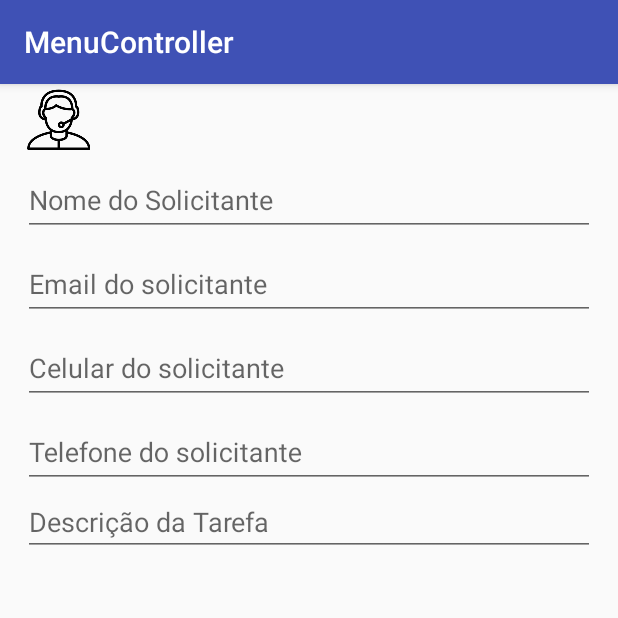
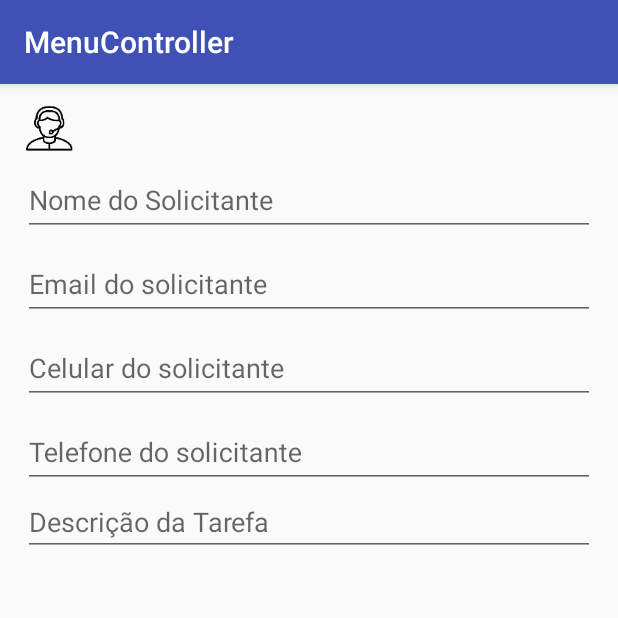
Before and after one commit to evertonteotonio/OrderOfService, an Android app: the screen it shows after launch once a user with an empty profile is signed in (MenuController before the commit, MenuActivity after it), item 2 of the bottom bar chosen, on a phone screen of 412 x 824 dp, the top half of it. Run offline under Robolectric (Android 15) with nearby library versions, the phone set to English and light mode, and no system bars; our stand-ins replace Firebase (no records; nobody signed in at launch, a user with empty details on screens opened directly); 2 statements that could not run were skipped.

Commit message:
Aj nomeclatura

```diff
--- a/app/src/main/AndroidManifest.xml
+++ b/app/src/main/AndroidManifest.xml
@@ -6,7 +6,7 @@
     <uses-permission android:name="android.permission.GET_ACCOUNTS" />
     <uses-permission android:name="android.permission.READ_PROFILE" />
     <uses-permission android:name="android.permission.READ_CONTACTS" />
-    <uses-permission android:name="android.permission.INTERNET"/>
+    <uses-permission android:name="android.permission.INTERNET" />
 
     <application
         android:allowBackup="true"
@@ -23,12 +23,12 @@
             </intent-filter>
         </activity>
         <activity
-            android:name=".controller.LoginController"
+            android:name=".controller.LoginActivity"
             android:label="@string/title_activity_login" />
         <activity
-            android:name=".controller.MenuController"
+            android:name=".controller.MenuActivity"
             android:label="@string/title_activity_menu_controller" />
-        <activity android:name=".controller.AboutController"></activity>
+        <activity android:name=".controller.AboutActivity" />
     </application>
 
 </manifest>
--- a/app/src/main/java/evertonteotonio/com/br/orderofservice/MainActivity.kt
+++ b/app/src/main/java/evertonteotonio/com/br/orderofservice/MainActivity.kt
@@ -9,8 +9,8 @@ import android.view.animation.AnimationUtils
 import android.widget.ImageView
 import com.google.firebase.auth.FirebaseAuth
 import com.google.firebase.auth.FirebaseUser
-import evertonteotonio.com.br.orderofservice.controller.LoginController
-import evertonteotonio.com.br.orderofservice.controller.MenuController
+import evertonteotonio.com.br.orderofservice.controller.LoginActivity
+import evertonteotonio.com.br.orderofservice.controller.MenuActivity
 
 class MainActivity : AppCompatActivity() {
 
@@ -39,7 +39,7 @@ class MainActivity : AppCompatActivity() {
 
 
         if (currentUser != null) {
-            val intent = Intent(this@MainActivity, MenuController::class.java)
+            val intent = Intent(this@MainActivity, MenuActivity::class.java)
             startActivity(intent)
             this@MainActivity.finish()
         }
@@ -57,7 +57,7 @@ class MainActivity : AppCompatActivity() {
 
         Handler().postDelayed(Runnable {
             // Após o tempo definido irá executar a próxima tela
-            val intent = Intent(this@MainActivity, LoginController::class.java)
+            val intent = Intent(this@MainActivity, LoginActivity::class.java)
             intent.setFlags(Intent.FLAG_ACTIVITY_NO_ANIMATION)
             startActivity(intent)
             this@MainActivity.finish()
--- a/app/src/main/java/evertonteotonio/com/br/orderofservice/controller/AboutController.kt
+++ b/app/src/main/java/evertonteotonio/com/br/orderofservice/controller/AboutActivity.kt
@@ -4,7 +4,7 @@ import android.support.v7.app.AppCompatActivity
 import android.os.Bundle
 import evertonteotonio.com.br.orderofservice.R
 
-class AboutController : AppCompatActivity() {
+class AboutActivity : AppCompatActivity() {
 
     override fun onCreate(savedInstanceState: Bundle?) {
         super.onCreate(savedInstanceState)
--- a/app/src/main/java/evertonteotonio/com/br/orderofservice/controller/LoginController.kt
+++ b/app/src/main/java/evertonteotonio/com/br/orderofservice/controller/LoginActivity.kt
@@ -22,7 +22,6 @@ import android.widget.ArrayAdapter
 import android.widget.TextView
 
 import android.Manifest.permission.READ_CONTACTS
-import android.content.Context
 import android.content.Intent
 import android.widget.Toast
 import com.google.android.gms.tasks.OnCompleteListener
@@ -30,18 +29,15 @@ import com.google.firebase.auth.AuthResult
 import com.google.firebase.auth.FirebaseAuth
 import com.google.firebase.auth.FirebaseUser
 import evertonteotonio.com.br.orderofservice.R
-import evertonteotonio.com.br.orderofservice.database.helper.database
-import evertonteotonio.com.br.orderofservice.model.User
 import evertonteotonio.com.br.orderofservice.repository.UserRepository
 
 import kotlinx.android.synthetic.main.activity_login.*
-import org.jetbrains.anko.db.*
 import java.util.*
 
 /**
  * Uma tela de login que oferece login via email/password.
  */
-class LoginController : AppCompatActivity(), LoaderCallbacks<Cursor> {
+class LoginActivity : AppCompatActivity(), LoaderCallbacks<Cursor> {
     /**
      * Mantenha o controle da tarefa de login para garantir que possamos cancelá-la se solicitado.
      */
@@ -60,7 +56,7 @@ class LoginController : AppCompatActivity(), LoaderCallbacks<Cursor> {
         authOrderServiceFirebase.signInWithEmailAndPassword(email, password).addOnCompleteListener(this, OnCompleteListener<AuthResult> { task ->
 
             if(task.isSuccessful){
-                var intent = Intent(this, LoginController::class.java)
+                var intent = Intent(this, LoginActivity::class.java)
                 intent.putExtra("id", authOrderServiceFirebase.currentUser?.email)
                 startActivity(intent)
                 //Toast.makeText(this, "sucesso na autenticação", Toast.LENGTH_SHORT).show()
@@ -112,9 +108,9 @@ class LoginController : AppCompatActivity(), LoaderCallbacks<Cursor> {
         // Verifique se o usuário está conectado (não nulo) e atualize a UI de acordo.
         //var currentUser: FirebaseUser? = authOrderServiceFirebase?.getCurrentUser()
         if (currentUser != null) {
-            val intent = Intent(this@LoginController, MenuController::class.java)
+            val intent = Intent(this@LoginActivity, MenuActivity::class.java)
             startActivity(intent)
-            this@LoginController.finish()
+            this@LoginActivity.finish()
         }
     }
 
@@ -246,9 +242,9 @@ class LoginController : AppCompatActivity(), LoaderCallbacks<Cursor> {
                 //showProgress(false)
 
                 if (currentUser != null) {
-                    val intent = Intent(this@LoginController, MenuController::class.java)
+                    val intent = Intent(this@LoginActivity, MenuActivity::class.java)
                     startActivity(intent)
-                    this@LoginController.finish()
+                    this@LoginActivity.finish()
                 }
             }
 
@@ -336,7 +332,7 @@ class LoginController : AppCompatActivity(), LoaderCallbacks<Cursor> {
 
     private fun addEmailsToAutoComplete(emailAddressCollection: List<String>) {
         //Crie o adaptador para informar ao AutoCompleteTextView o que mostrar em sua lista suspensa.
-        val adapter = ArrayAdapter(this@LoginController,
+        val adapter = ArrayAdapter(this@LoginActivity,
                 android.R.layout.simple_dropdown_item_1line, emailAddressCollection)
 
         email.setAdapter(adapter)
--- a/app/src/main/java/evertonteotonio/com/br/orderofservice/controller/MenuController.kt
+++ b/app/src/main/java/evertonteotonio/com/br/orderofservice/controller/MenuActivity.kt
@@ -1,5 +1,6 @@
 package evertonteotonio.com.br.orderofservice.controller
 
+import android.content.Intent
 import android.os.Bundle
 import android.support.design.widget.BottomNavigationView
 import android.support.v4.app.Fragment
@@ -12,16 +13,13 @@ import kotlinx.android.synthetic.main.activity_menu_controller.*
 import evertonteotonio.com.br.orderofservice.fragment.CadCliFragment
 
 
-class MenuController : AppCompatActivity(), ViewPager.OnPageChangeListener {
+class MenuActivity : AppCompatActivity(){
 
     val fragmentMan = supportFragmentManager
 
     private val mOnNavigationItemSelectedListener = BottomNavigationView.OnNavigationItemSelectedListener { item ->
 
         //Limpando os fragments
-        //val fragmentManager = supportFragmentManager
-        //fragmentManager.popBackStackImmediate(null, FragmentManager.POP_BACK_STACK_INCLUSIVE)
-
         clearFragments()
 
         when (item.itemId) {
@@ -37,10 +35,10 @@ class MenuController : AppCompatActivity(), ViewPager.OnPageChangeListener {
             R.id.navigation_about -> {
 //                message.setText(R.string.title_about)
 //                return@OnNavigationItemSelectedListener true
-
-                //val intent = Intent(this@MenuController, AboutController::class.java)
-                //startActivity(intent)
-                //this@MenuController.finish()
+//
+//                val intent = Intent(this@MenuController, AboutController::class.java)
+//                startActivity(intent)
+//                this@MenuController.finish()
 
                 //message.setText(R.string.title_about)
                 createFragmentAbout()
@@ -80,17 +78,4 @@ class MenuController : AppCompatActivity(), ViewPager.OnPageChangeListener {
         val fragment = CadCliFragment()
         openFragment(fragment)
     }
-    override fun onPageScrollStateChanged(state: Int) {
-
-    }
-
-    override fun onPageScrolled(position: Int, positionOffset: Float, positionOffsetPixels: Int) {
-
-    }
-
-    override fun onPageSelected(position: Int) {
-
-    }
-
-
 }
--- a/app/src/main/res/layout/activity_login.xml
+++ b/app/src/main/res/layout/activity_login.xml
@@ -9,7 +9,7 @@
     android:paddingLeft="@dimen/activity_horizontal_margin"
     android:paddingRight="@dimen/activity_horizontal_margin"
     android:paddingTop="@dimen/activity_vertical_margin"
-    tools:context=".controller.LoginController">
+    tools:context=".controller.LoginActivity">
 
     <!-- Login progress -->
     <ProgressBar
--- a/app/src/main/res/layout/fragment_cad_cli.xml
+++ b/app/src/main/res/layout/fragment_cad_cli.xml
@@ -4,25 +4,25 @@
     xmlns:tools="http://schemas.android.com/tools"
     android:layout_width="match_parent"
     android:layout_height="match_parent"
-    tools:context=".fragment.CadCliFragment" android:maxHeight="100dp">
+    tools:context=".fragment.CadCliFragment">
 
     <ImageButton
         android:id="@+id/showHideFieldsContact"
-        android:layout_width="wrap_content"
-        android:layout_height="wrap_content"
+        android:layout_width="35dp"
+        android:layout_height="35dp"
         android:layout_alignParentBottom="true"
         android:layout_centerHorizontal="true"
-        android:text="Dados de contato"
+        android:layout_marginLeft="15dp"
         android:autoLink="all"
+        android:background="@mipmap/ic_contact"
         android:linksClickable="true"
-        android:paddingTop="10dp"
-        android:layout_marginLeft="15dp"
+        android:maxHeight="5dp"
         android:maxWidth="5dp"
-        android:maxHeight="5dp"
-        android:background="@mipmap/ic_contact" />
+        android:layout_marginTop="12dp"
+        android:text="Dados de contato" />
 
     <LinearLayout
-        android:id="@+id/data_contact"
+        android:id="@+id/dataContact"
         android:layout_width="match_parent"
         android:layout_height="wrap_content"
         android:orientation="vertical"
--- a/build.gradle
+++ b/build.gradle
@@ -9,7 +9,7 @@ buildscript {
         jcenter()
     }
     dependencies {
-        classpath 'com.android.tools.build:gradle:3.1.2'
+        classpath 'com.android.tools.build:gradle:3.1.3'
         classpath "org.jetbrains.kotlin:kotlin-gradle-plugin:$kotlin_version"
 
         // NOTE: Do not place your application dependencies here; they belong
```
Also changed, not shown: app/src/main/java/evertonteotonio/com/br/orderofservice/fragment/CadCliFragment.kt (+27 -16 lines), app/src/main/java/evertonteotonio/com/br/orderofservice/repository/ClientRepository.kt (added, +31 -0 lines), app/src/main/res/layout/activity_about.xml (+15 -0 lines).
